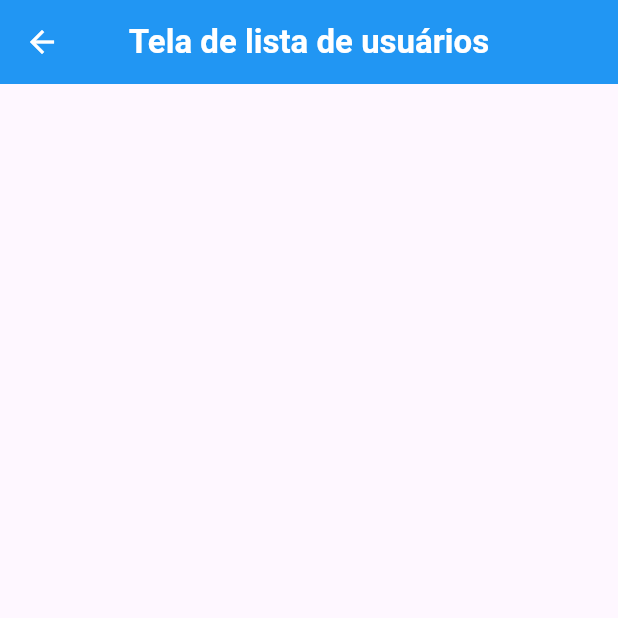
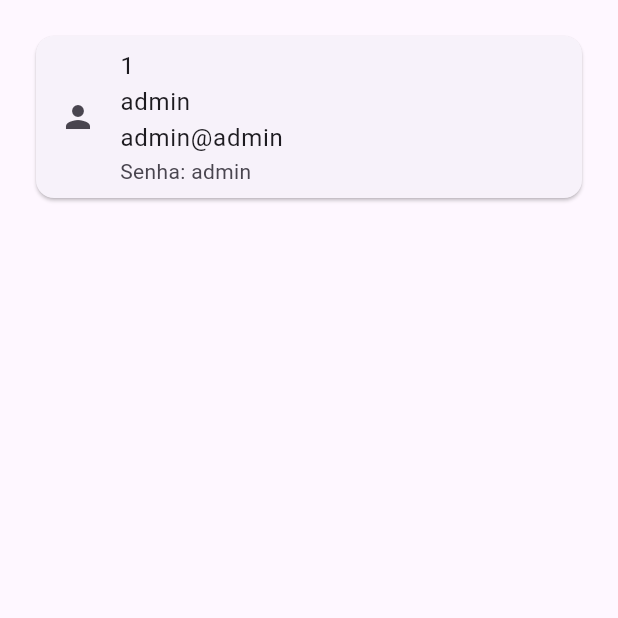
Before and after one commit to mussa010/ProvaParcial, a Flutter app: the screen it shows after launch, after a tap on "Login", after a tap on the "account circle" icon, on a phone screen of 412 x 824 dp, the top half of it. Run offline on Flutter 3.47's test engine with Material 3 defaults, Android fonts, the phone set to English and light mode, and no system bars; our stand-ins replace device_preview, sqflite; accounts and stored records are empty.

Commit message:
prova parcial

```diff
--- a/lib/database/connection.dart
+++ b/lib/database/connection.dart
@@ -21,6 +21,7 @@ class Connection {
           await db.execute(createUserTable);
           await db.execute(createShoppingListTable);
           await db.execute(createListItems);
+          await db.execute(creatAdminUser);
         },
         onConfigure: (db) {
 
--- a/lib/database/script.dart
+++ b/lib/database/script.dart
@@ -27,3 +27,7 @@
       bought BOOLEAN
     )
     ''';
+
+    const String creatAdminUser = '''
+      INSERT INTO User(name, email, password) VALUES ("admin", "admin@admin", "admin")
+    ''';
--- a/lib/view/createAccount.dart
+++ b/lib/view/createAccount.dart
@@ -33,7 +33,10 @@ class _CreateAccount extends State<CreateAccount> {
         actions: [
           TextButton(onPressed: () => Navigator.pop(context, 'Voltar'),
           child: const Text('Voltar'))
+
+
         ],
+
       ));
   }
 
@@ -54,6 +57,7 @@ class _CreateAccount extends State<CreateAccount> {
             onPressed: () => Navigator.pop(context),
           ),
           backgroundColor: Colors.blue,
+
         ),
         body: SingleChildScrollView(
           child:  Column(children: [
--- a/lib/view/login.dart
+++ b/lib/view/login.dart
@@ -15,6 +15,8 @@ class _Login extends State<Login> {
   //Controladores para os campos de texto
   var txtUser = TextEditingController();
   var txtPassword = TextEditingController();
+
+
 
   dialogBox(context, titulo, mensagem) {
     return showDialog(
@@ -38,6 +40,8 @@ class _Login extends State<Login> {
 
   @override
   Widget build(BuildContext context) {
+    txtUser.text = '';
+    txtPassword.text = '';
     return Scaffold(
         appBar: AppBar(
           centerTitle: true,
--- a/lib/view/testListView.dart
+++ b/lib/view/testListView.dart
@@ -36,21 +36,6 @@ class _TestListView extends State<TestListView> {
   @override
   Widget build(BuildContext context) {
     return Scaffold(
-      appBar: AppBar(
-          centerTitle: true,
-          title: const Text(
-            'Tela de lista de usuários',
-            style: TextStyle(
-              color: Colors.white,
-              fontWeight: FontWeight.bold,
-            ),
-          ),
-          leading: IconButton(
-            icon: const Icon(Icons.arrow_back, color: Colors.white),
-            onPressed: () => Navigator.pop(context),
-          ),
-          backgroundColor: Colors.blue,
-        ),
       body: Padding(
         padding: const EdgeInsets.all(20),
         child: FutureBuilder<List<User>>(
@@ -72,7 +57,7 @@ class _TestListView extends State<TestListView> {
 
                       leading: const Icon(Icons.person),
                       title:
-                        Text('Id: ${item.getId}\nNome: ${item.getName}\nE-mail: ${item.getEmail}'),
+                        Text('${item.getId}\n${item.getName}\n${item.getEmail}'),
                       subtitle: Text('Senha: ${item.getPassword}'),
                     )
                   );
@@ -81,8 +66,7 @@ class _TestListView extends State<TestListView> {
                 },
               );
             } else {
-              // const String mensagem = 'Banco de dados não possui dado cadastrado';
-              //   dialogBox(context, 'Erro', mensagem);
+
             }
             return const Center(child: CircularProgressIndicator());
           },
```
Also changed, not shown: lib/model/listItems.dart (line endings or trailing spaces), lib/model/shoppingList.dart (line endings or trailing spaces), lib/model/user.dart (line endings or trailing spaces).
